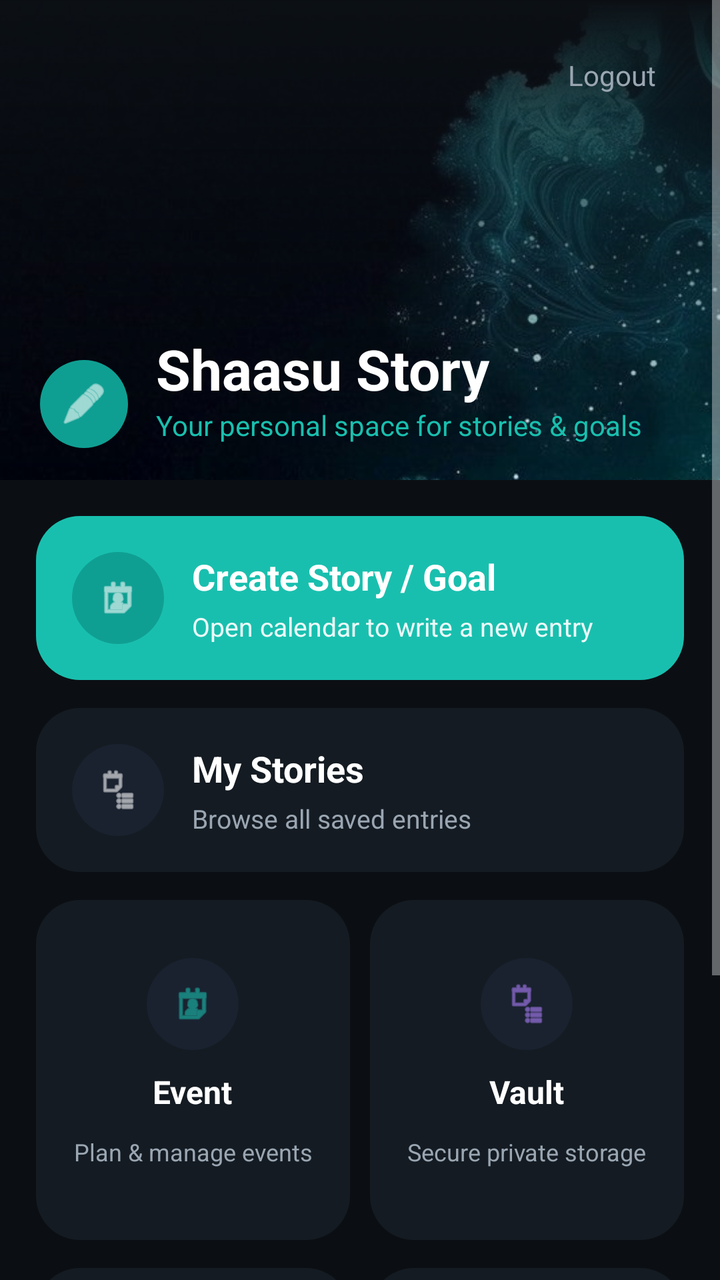
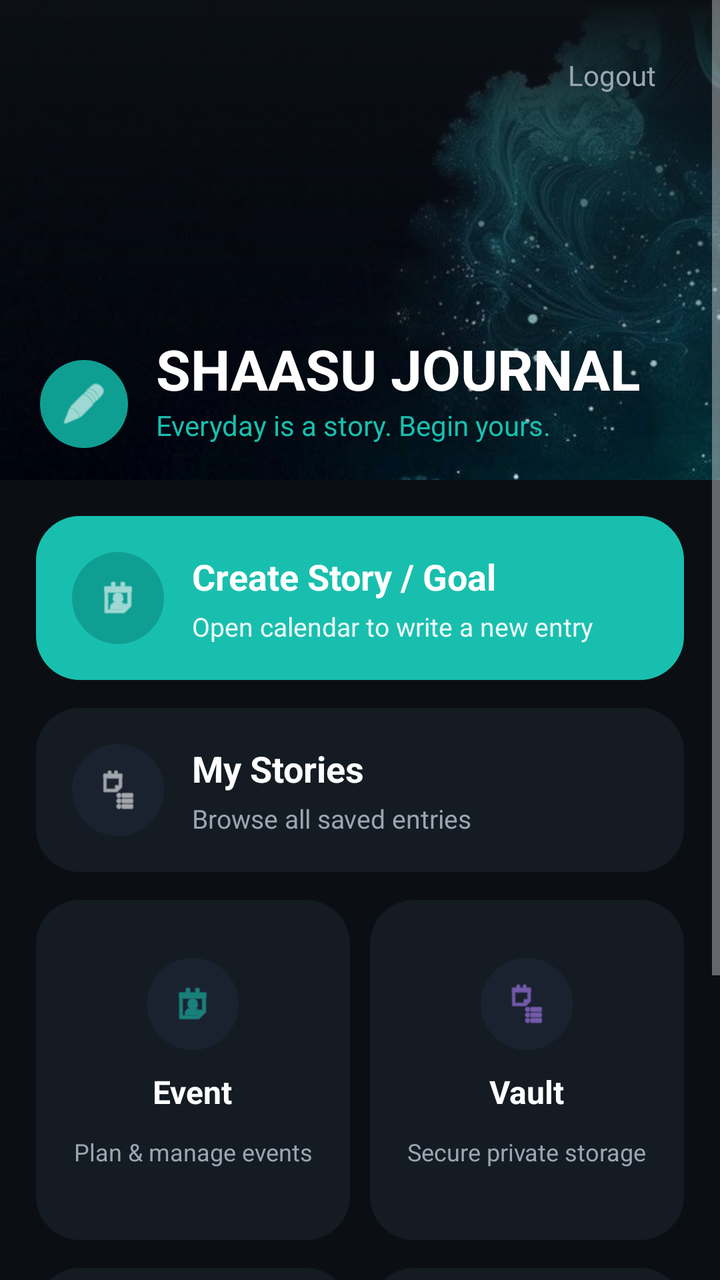

An Android layout rendered at two revisions. The XML below is the earlier revision; the diff shows what the commit changed to produce the second picture.
<!-- AndroidManifest.xml: application theme Theme.AppCompat.NoActionBar -->
<!-- res/layout/activity_main.xml -->
<?xml version="1.0" encoding="utf-8"?>
<androidx.constraintlayout.widget.ConstraintLayout xmlns:android="http://schemas.android.com/apk/res/android"
    xmlns:app="http://schemas.android.com/apk/res-auto"
    android:layout_width="match_parent"
    android:layout_height="match_parent"
    android:background="@color/menu_bg">

    <ScrollView
        android:id="@+id/menuScroll"
        android:layout_width="match_parent"
        android:layout_height="match_parent"
        android:fillViewport="true">

        <LinearLayout
            android:layout_width="match_parent"
            android:layout_height="wrap_content"
            android:orientation="vertical">

            
            <FrameLayout
                android:layout_width="match_parent"
                android:layout_height="240dp">

                <ImageView
                    android:id="@+id/menuHeaderImage"
                    android:layout_width="match_parent"
                    android:layout_height="match_parent"
                    android:scaleType="centerCrop"
                    android:src="@drawable/menu_header"
                    android:contentDescription="Menu header" />

                <View
                    android:layout_width="match_parent"
                    android:layout_height="match_parent"
                    android:background="@drawable/bg_menu_header_scrim" />

                <androidx.constraintlayout.widget.ConstraintLayout
                    android:layout_width="match_parent"
                    android:layout_height="match_parent"
                    android:paddingLeft="20dp"
                    android:paddingRight="20dp"
                    android:paddingTop="22dp"
                    android:paddingBottom="16dp">

                    <TextView
                        android:id="@+id/logoutButton"
                        android:layout_width="wrap_content"
                        android:layout_height="wrap_content"
                        android:paddingLeft="12dp"
                        android:paddingRight="12dp"
                        android:paddingTop="6dp"
                        android:paddingBottom="6dp"
                        android:text="Logout"
                        android:textColor="@color/menu_text_secondary"
                        android:textSize="14sp"
                        app:layout_constraintEnd_toEndOf="parent"
                        app:layout_constraintTop_toTopOf="parent" />

                    <ImageView
                        android:id="@+id/appIcon"
                        android:layout_width="44dp"
                        android:layout_height="44dp"
                        android:background="@drawable/bg_menu_circle_teal"
                        android:padding="10dp"
                        android:src="@android:drawable/ic_menu_edit"
                        android:tint="@color/menu_text_primary"
                        app:layout_constraintBottom_toBottomOf="parent"
                        app:layout_constraintStart_toStartOf="parent" />

                    <TextView
                        android:id="@+id/menuTitle"
                        android:layout_width="0dp"
                        android:layout_height="wrap_content"
                        android:layout_marginStart="14dp"
                        android:text="Shaasu Story"
                        android:textColor="@color/menu_text_primary"
                        android:textSize="28sp"
                        android:textStyle="bold"
                        app:layout_constraintBottom_toTopOf="@+id/menuSubtitle"
                        app:layout_constraintEnd_toEndOf="parent"
                        app:layout_constraintStart_toEndOf="@+id/appIcon" />

                    <TextView
                        android:id="@+id/menuSubtitle"
                        android:layout_width="0dp"
                        android:layout_height="wrap_content"
                        android:layout_marginStart="14dp"
                        android:layout_marginBottom="2dp"
                        android:text="Your personal space for stories &amp; goals"
                        android:textColor="@color/menu_teal"
                        android:textSize="14sp"
                        app:layout_constraintBottom_toBottomOf="@+id/appIcon"
                        app:layout_constraintEnd_toEndOf="parent"
                        app:layout_constraintStart_toEndOf="@+id/appIcon" />

                </androidx.constraintlayout.widget.ConstraintLayout>
            </FrameLayout>

            <LinearLayout
                android:layout_width="match_parent"
                android:layout_height="wrap_content"
                android:orientation="vertical"
                android:padding="18dp">

                
                <LinearLayout
                    android:id="@+id/creategoal"
                    android:layout_width="match_parent"
                    android:layout_height="wrap_content"
                    android:background="@drawable/bg_menu_card_teal"
                    android:clickable="true"
                    android:focusable="true"
                    android:orientation="horizontal"
                    android:padding="18dp">

                    <ImageView
                        android:layout_width="46dp"
                        android:layout_height="46dp"
                        android:background="@drawable/bg_menu_circle_teal"
                        android:padding="12dp"
                        android:src="@android:drawable/ic_menu_my_calendar"
                        android:tint="@color/menu_text_primary" />

                    <LinearLayout
                        android:layout_width="0dp"
                        android:layout_height="wrap_content"
                        android:layout_marginStart="14dp"
                        android:layout_weight="1"
                        android:orientation="vertical">

                        <TextView
                            android:layout_width="match_parent"
                            android:layout_height="wrap_content"
                            android:text="Create Story / Goal"
                            android:textColor="@color/menu_text_primary"
                            android:textSize="18sp"
                            android:textStyle="bold" />

                        <TextView
                            android:layout_width="match_parent"
                            android:layout_height="wrap_content"
                            android:layout_marginTop="4dp"
                            android:text="Open calendar to write a new entry"
                            android:textColor="#E9FFFFFF"
                            android:textSize="13sp" />
                    </LinearLayout>
                </LinearLayout>

                
                <LinearLayout
                    android:id="@+id/existingstory"
                    android:layout_width="match_parent"
                    android:layout_height="wrap_content"
                    android:layout_marginTop="14dp"
                    android:background="@drawable/bg_menu_card_dark"
                    android:clickable="true"
                    android:focusable="true"
                    android:orientation="horizontal"
                    android:padding="18dp">

                    <ImageView
                        android:layout_width="46dp"
                        android:layout_height="46dp"
                        android:background="@drawable/bg_menu_circle_dark"
                        android:padding="12dp"
                        android:src="@android:drawable/ic_menu_agenda"
                        android:tint="@color/menu_text_primary" />

                    <LinearLayout
                        android:layout_width="0dp"
                        android:layout_height="wrap_content"
                        android:layout_marginStart="14dp"
                        android:layout_weight="1"
                        android:orientation="vertical">

                        <TextView
                            android:layout_width="match_parent"
                            android:layout_height="wrap_content"
                            android:text="My Stories"
                            android:textColor="@color/menu_text_primary"
                            android:textSize="18sp"
                            android:textStyle="bold" />

                        <TextView
                            android:layout_width="match_parent"
                            android:layout_height="wrap_content"
                            android:layout_marginTop="4dp"
                            android:text="Browse all saved entries"
                            android:textColor="@color/menu_text_secondary"
                            android:textSize="13sp" />
                    </LinearLayout>
                </LinearLayout>

                
                <LinearLayout
                    android:layout_width="match_parent"
                    android:layout_height="wrap_content"
                    android:layout_marginTop="14dp"
                    android:orientation="horizontal">

                    <LinearLayout
                        android:id="@+id/eventButton"
                        android:layout_width="0dp"
                        android:layout_height="wrap_content"
                        android:layout_marginEnd="10dp"
                        android:layout_weight="1"
                        android:minHeight="170dp"
                        android:background="@drawable/bg_menu_card_dark"
                        android:clickable="true"
                        android:focusable="true"
                        android:gravity="center"
                        android:orientation="vertical"
                        android:padding="18dp">

                        <ImageView
                            android:layout_width="46dp"
                            android:layout_height="46dp"
                            android:background="@drawable/bg_menu_circle_dark"
                            android:padding="12dp"
                            android:src="@android:drawable/ic_menu_my_calendar"
                            android:tint="@color/menu_teal" />

                        <TextView
                            android:layout_width="wrap_content"
                            android:layout_height="wrap_content"
                            android:layout_marginTop="10dp"
                            android:text="Event"
                            android:textColor="@color/menu_text_primary"
                            android:textSize="16sp"
                            android:textStyle="bold" />

                        <TextView
                            android:layout_width="wrap_content"
                            android:layout_height="wrap_content"
                            android:layout_marginTop="4dp"
                            android:text="Plan &amp; manage events"
                            android:textColor="@color/menu_text_secondary"
                            android:textSize="12sp"
                            android:minLines="2"
                            android:maxLines="2"
                            android:ellipsize="end"
                            android:gravity="center" />
                    </LinearLayout>

                    <LinearLayout
                        android:id="@+id/vaultButton"
                        android:layout_width="0dp"
                        android:layout_height="wrap_content"
                        android:layout_weight="1"
                        android:minHeight="170dp"
                        android:background="@drawable/bg_menu_card_dark"
                        android:clickable="true"
                        android:focusable="true"
                        android:gravity="center"
                        android:orientation="vertical"
                        android:padding="18dp">

                        <ImageView
                            android:layout_width="46dp"
                            android:layout_height="46dp"
                            android:background="@drawable/bg_menu_circle_dark"
                            android:padding="12dp"
                            android:src="@android:drawable/ic_menu_agenda"
                            android:tint="#FFB080FF" />

                        <TextView
                            android:layout_width="wrap_content"
                            android:layout_height="wrap_content"
                            android:layout_marginTop="10dp"
                            android:text="Vault"
                            android:textColor="@color/menu_text_primary"
                            android:textSize="16sp"
                            android:textStyle="bold" />

                        <TextView
                            android:layout_width="wrap_content"
                            android:layout_height="wrap_content"
                            android:layout_marginTop="4dp"
                            android:text="Secure private storage"
                            android:textColor="@color/menu_text_secondary"
                            android:textSize="12sp"
                            android:minLines="2"
                            android:maxLines="2"
                            android:ellipsize="end"
                            android:gravity="center" />
                    </LinearLayout>
                </LinearLayout>

                
                <LinearLayout
                    android:layout_width="match_parent"
                    android:layout_height="wrap_content"
                    android:layout_marginTop="14dp"
                    android:orientation="horizontal">

                    <LinearLayout
                        android:id="@+id/exportButton"
                        android:layout_width="0dp"
                        android:layout_height="wrap_content"
                        android:layout_marginEnd="10dp"
                        android:layout_weight="1"
                        android:minHeight="170dp"
                        android:background="@drawable/bg_menu_card_dark"
                        android:clickable="true"
                        android:focusable="true"
                        android:gravity="center"
                        android:orientation="vertical"
                        android:padding="18dp">

                        <ImageView
                            android:layout_width="46dp"
                            android:layout_height="46dp"
                            android:background="@drawable/bg_menu_circle_dark"
                            android:padding="12dp"
                            android:src="@android:drawable/stat_sys_download"
                            android:tint="@color/menu_teal" />

                        <TextView
                            android:layout_width="wrap_content"
                            android:layout_height="wrap_content"
                            android:layout_marginTop="10dp"
                            android:text="Export"
                            android:textColor="@color/menu_text_primary"
                            android:textSize="16sp"
                            android:textStyle="bold" />

                        <TextView
                            android:layout_width="wrap_content"
                            android:layout_height="wrap_content"
                            android:layout_marginTop="4dp"
                            android:text="Backup all entries to JSON"
                            android:textColor="@color/menu_text_secondary"
                            android:textSize="12sp"
                            android:minLines="2"
                            android:maxLines="2"
                            android:ellipsize="end"
                            android:gravity="center" />
                    </LinearLayout>

                    <LinearLayout
                        android:id="@+id/importButton"
                        android:layout_width="0dp"
                        android:layout_height="wrap_content"
                        android:layout_weight="1"
                        android:minHeight="170dp"
                        android:background="@drawable/bg_menu_card_dark"
                        android:clickable="true"
                        android:focusable="true"
                        android:gravity="center"
                        android:orientation="vertical"
                        android:padding="18dp">

                        <ImageView
                            android:layout_width="46dp"
                            android:layout_height="46dp"
                            android:background="@drawable/bg_menu_circle_dark"
                            android:padding="12dp"
                            android:src="@android:drawable/stat_sys_upload"
                            android:tint="#FFB080FF" />

                        <TextView
                            android:layout_width="wrap_content"
                            android:layout_height="wrap_content"
                            android:layout_marginTop="10dp"
                            android:text="Import"
                            android:textColor="@color/menu_text_primary"
                            android:textSize="16sp"
                            android:textStyle="bold" />

                        <TextView
                            android:layout_width="wrap_content"
                            android:layout_height="wrap_content"
                            android:layout_marginTop="4dp"
                            android:text="Restore from JSON backup"
                            android:textColor="@color/menu_text_secondary"
                            android:textSize="12sp"
                            android:minLines="2"
                            android:maxLines="2"
                            android:ellipsize="end"
                            android:gravity="center" />
                    </LinearLayout>
                </LinearLayout>

                <View
                    android:layout_width="match_parent"
                    android:layout_height="18dp" />

            </LinearLayout>

        </LinearLayout>
    </ScrollView>

</androidx.constraintlayout.widget.ConstraintLayout>
<!-- resources referenced by this layout -->
<resources>
  <color name="menu_bg">#FF0B0F14</color>
  <color name="menu_teal">#FF19BFAE</color>
  <color name="menu_text_primary">#FFFFFFFF</color>
  <color name="menu_text_secondary">#FF9AA6B2</color>
  <!-- drawable bg_menu_card_dark (drawable) -->
  <?xml version="1.0" encoding="utf-8"?>
  <shape xmlns:android="http://schemas.android.com/apk/res/android">
      <solid android:color="@color/menu_surface" />
      <corners android:radius="22dp" />
  </shape>
  <!-- drawable bg_menu_card_teal (drawable) -->
  <?xml version="1.0" encoding="utf-8"?>
  <shape xmlns:android="http://schemas.android.com/apk/res/android">
      <solid android:color="@color/menu_teal" />
      <corners android:radius="22dp" />
  </shape>
  <!-- drawable bg_menu_circle_dark (drawable) -->
  <?xml version="1.0" encoding="utf-8"?>
  <shape xmlns:android="http://schemas.android.com/apk/res/android" android:shape="oval">
      <solid android:color="#FF1A2230" />
  </shape>
  <!-- drawable bg_menu_circle_teal (drawable) -->
  <?xml version="1.0" encoding="utf-8"?>
  <shape xmlns:android="http://schemas.android.com/apk/res/android" android:shape="oval">
      <solid android:color="@color/menu_teal_icon_bg" />
  </shape>
  <!-- drawable bg_menu_header_scrim (drawable) -->
  <?xml version="1.0" encoding="utf-8"?>
  <shape xmlns:android="http://schemas.android.com/apk/res/android">
      <gradient
          android:angle="90"
          android:startColor="#00000000"
          android:centerColor="#7A0B0F14"
          android:endColor="#FF0B0F14" />
  </shape>
  <!-- drawable menu_header: jpg bitmap (drawable, 89392 bytes) -->
  <color name="menu_surface">#FF141B22</color>
  <color name="menu_teal_icon_bg">#FF0F9F92</color>
</resources>

<!-- the commit's change to res/layout/activity_main.xml (unified diff, before → after) -->
@@ -72,7 +72,7 @@
                         android:layout_width="0dp"
                         android:layout_height="wrap_content"
                         android:layout_marginStart="14dp"
-                        android:text="Shaasu Story"
+                        android:text="SHAASU JOURNAL"
                         android:textColor="@color/menu_text_primary"
                         android:textSize="28sp"
                         android:textStyle="bold"
@@ -86,7 +86,7 @@
                         android:layout_height="wrap_content"
                         android:layout_marginStart="14dp"
                         android:layout_marginBottom="2dp"
-                        android:text="Your personal space for stories &amp; goals"
+                        android:text="Everyday is a story. Begin yours."
                         android:textColor="@color/menu_teal"
                         android:textSize="14sp"
                         app:layout_constraintBottom_toBottomOf="@+id/appIcon"
